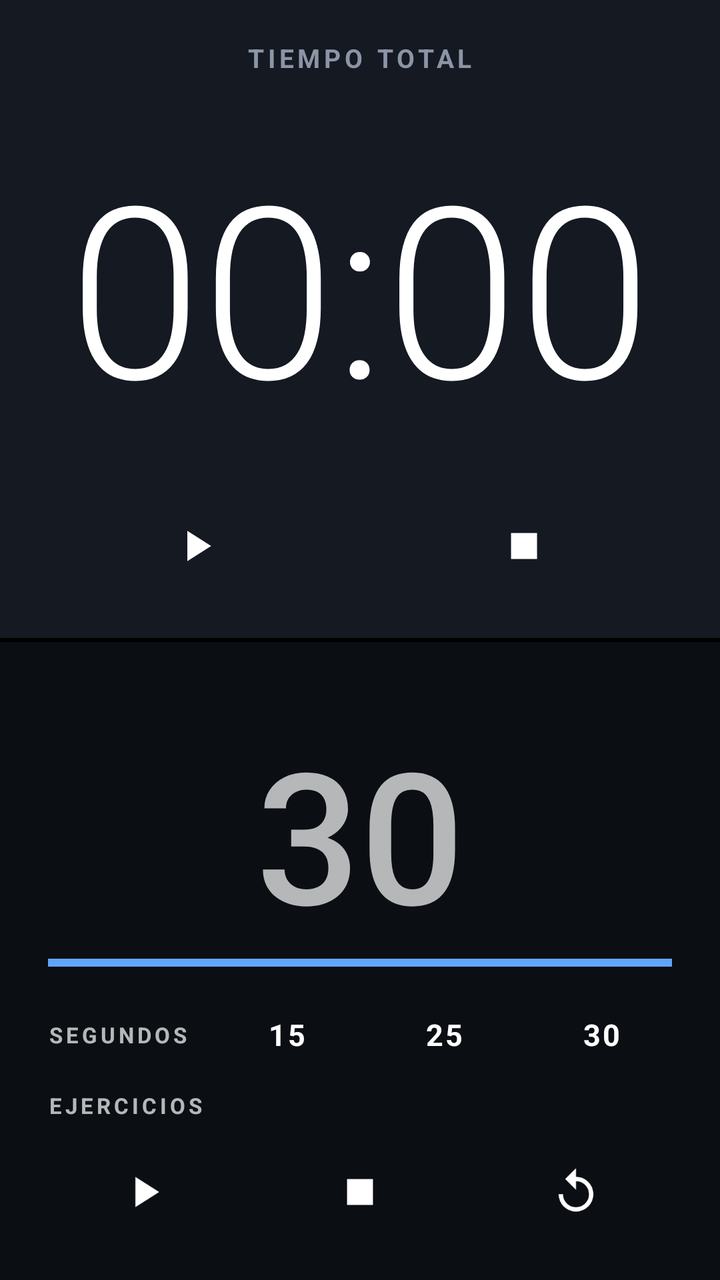
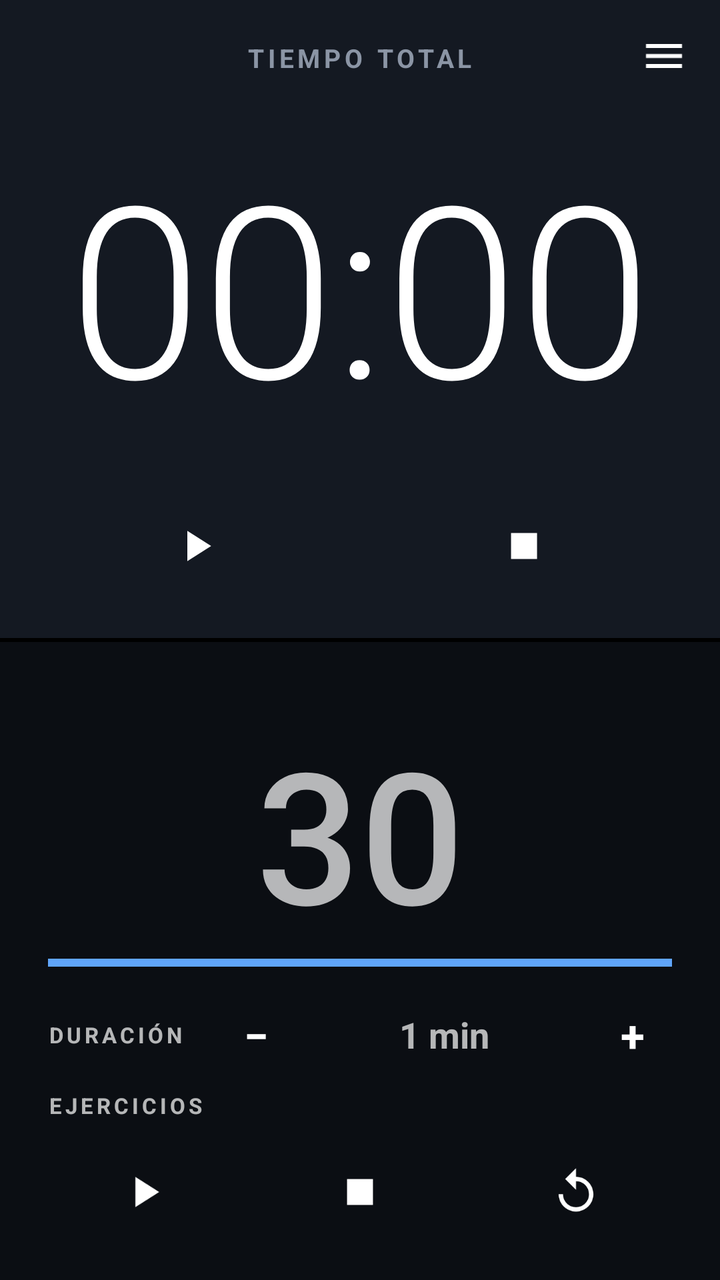

The first picture is an Android layout as it rendered before a commit; the second is the same layout after the commit. The layout source and the unified diff follow.
<!-- AndroidManifest.xml: application theme AppTheme -->
<!-- res/layout/activity_main.xml -->
<?xml version="1.0" encoding="utf-8"?>
<LinearLayout xmlns:android="http://schemas.android.com/apk/res/android"
    android:layout_width="match_parent"
    android:layout_height="match_parent"
    android:orientation="vertical">

    
    <FrameLayout
        android:layout_width="match_parent"
        android:layout_height="0dp"
        android:layout_weight="1"
        android:background="@color/top_bg">

        
        <LinearLayout
            android:id="@+id/topRunning"
            android:layout_width="match_parent"
            android:layout_height="match_parent"
            android:gravity="center_horizontal"
            android:orientation="vertical"
            android:paddingStart="24dp"
            android:paddingTop="20dp"
            android:paddingEnd="24dp"
            android:paddingBottom="20dp">

            <TextView
                style="@style/SmallCaption"
                android:text="TIEMPO TOTAL"
                android:textColor="@color/muted"
                android:textSize="13sp" />

            <TextView
                android:id="@+id/totalTime"
                android:layout_width="match_parent"
                android:layout_height="0dp"
                android:layout_weight="1"
                android:autoSizeMaxTextSize="120sp"
                android:autoSizeMinTextSize="36sp"
                android:autoSizeTextType="uniform"
                android:fontFamily="sans-serif-light"
                android:fontFeatureSettings="tnum"
                android:gravity="center"
                android:maxLines="1"
                android:text="00:00"
                android:textColor="#FFFFFF" />

            <LinearLayout
                android:layout_width="match_parent"
                android:layout_height="wrap_content"
                android:orientation="horizontal">

                <ImageView
                    android:id="@+id/totalPlay"
                    style="@style/IconButton"
                    android:layout_width="0dp"
                    android:layout_weight="1"
                    android:layout_marginEnd="8dp"
                    android:contentDescription="Iniciar o pausar"
                    android:src="@drawable/ic_play" />

                <ImageView
                    android:id="@+id/totalStop"
                    style="@style/IconButton"
                    android:layout_width="0dp"
                    android:layout_weight="1"
                    android:layout_marginStart="8dp"
                    android:contentDescription="Finalizar"
                    android:src="@drawable/ic_stop" />
            </LinearLayout>
        </LinearLayout>

        
        <LinearLayout
            android:id="@+id/topSummary"
            android:layout_width="match_parent"
            android:layout_height="match_parent"
            android:gravity="center"
            android:orientation="vertical"
            android:paddingStart="20dp"
            android:paddingEnd="20dp"
            android:visibility="gone">

            <TextView
                style="@style/SmallCaption"
                android:text="RUTINA FINALIZADA"
                android:textColor="@color/muted"
                android:textSize="13sp" />

            <LinearLayout
                android:layout_width="match_parent"
                android:layout_height="wrap_content"
                android:layout_marginTop="12dp"
                android:orientation="horizontal">

                <LinearLayout
                    android:layout_width="0dp"
                    android:layout_height="wrap_content"
                    android:layout_weight="1"
                    android:layout_marginEnd="6dp"
                    android:background="@drawable/card_bg"
                    android:gravity="center"
                    android:orientation="vertical"
                    android:padding="12dp">

                    <TextView
                        style="@style/SmallCaption"
                        android:text="TOTAL"
                        android:textColor="#60A5FA" />

                    <TextView
                        android:id="@+id/summaryTotal"
                        android:layout_width="match_parent"
                        android:layout_height="48dp"
                        android:autoSizeMaxTextSize="40sp"
                        android:autoSizeMinTextSize="18sp"
                        android:autoSizeTextType="uniform"
                        android:fontFamily="sans-serif-light"
                        android:fontFeatureSettings="tnum"
                        android:gravity="center"
                        android:maxLines="1"
                        android:text="00:00"
                        android:textColor="#FFFFFF" />
                </LinearLayout>

                <LinearLayout
                    android:layout_width="0dp"
                    android:layout_height="wrap_content"
                    android:layout_weight="1"
                    android:layout_marginStart="6dp"
                    android:background="@drawable/card_bg"
                    android:gravity="center"
                    android:orientation="vertical"
                    android:padding="12dp">

                    <TextView
                        style="@style/SmallCaption"
                        android:text="INTERVALO"
                        android:textColor="#2DD4BF" />

                    <TextView
                        android:id="@+id/summaryInterval"
                        android:layout_width="match_parent"
                        android:layout_height="48dp"
                        android:autoSizeMaxTextSize="40sp"
                        android:autoSizeMinTextSize="18sp"
                        android:autoSizeTextType="uniform"
                        android:fontFamily="sans-serif-light"
                        android:fontFeatureSettings="tnum"
                        android:gravity="center"
                        android:maxLines="1"
                        android:text="30"
                        android:textColor="#FFFFFF" />
                </LinearLayout>
            </LinearLayout>

            <LinearLayout
                android:layout_width="match_parent"
                android:layout_height="wrap_content"
                android:layout_marginTop="16dp"
                android:orientation="horizontal">

                <TextView
                    android:layout_width="0dp"
                    android:layout_height="wrap_content"
                    android:layout_weight="1"
                    android:text="Tiempo total"
                    android:textColor="@color/muted"
                    android:textSize="16sp" />

                <TextView
                    android:id="@+id/detailTotal"
                    android:layout_width="wrap_content"
                    android:layout_height="wrap_content"
                    android:fontFeatureSettings="tnum"
                    android:textColor="#FFFFFF"
                    android:textSize="16sp"
                    android:textStyle="bold" />
            </LinearLayout>

            <LinearLayout
                android:layout_width="match_parent"
                android:layout_height="wrap_content"
                android:layout_marginTop="8dp"
                android:orientation="horizontal">

                <TextView
                    android:layout_width="0dp"
                    android:layout_height="wrap_content"
                    android:layout_weight="1"
                    android:text="Rondas"
                    android:textColor="@color/muted"
                    android:textSize="16sp" />

                <TextView
                    android:id="@+id/detailRounds"
                    android:layout_width="wrap_content"
                    android:layout_height="wrap_content"
                    android:fontFeatureSettings="tnum"
                    android:textColor="#FFFFFF"
                    android:textSize="16sp"
                    android:textStyle="bold" />
            </LinearLayout>

            <TextView
                android:id="@+id/detailConfig"
                android:layout_width="match_parent"
                android:layout_height="wrap_content"
                android:layout_marginTop="8dp"
                android:textColor="@color/muted"
                android:textSize="13sp" />
        </LinearLayout>
    </FrameLayout>

    <View
        android:layout_width="match_parent"
        android:layout_height="2dp"
        android:background="#000000" />

    
    <LinearLayout
        android:id="@+id/bottomHalf"
        android:layout_width="match_parent"
        android:layout_height="0dp"
        android:layout_weight="1"
        android:gravity="center_horizontal"
        android:orientation="vertical"
        android:paddingStart="24dp"
        android:paddingTop="14dp"
        android:paddingEnd="24dp"
        android:paddingBottom="18dp">

        <LinearLayout
            android:layout_width="match_parent"
            android:layout_height="wrap_content"
            android:orientation="horizontal">

            <TextView
                android:id="@+id/exerciseLabel"
                android:layout_width="0dp"
                android:layout_height="wrap_content"
                android:layout_weight="1"
                android:letterSpacing="0.15"
                android:textSize="15sp"
                android:textStyle="bold" />

            <TextView
                android:id="@+id/roundLabel"
                android:layout_width="wrap_content"
                android:layout_height="wrap_content"
                android:letterSpacing="0.15"
                android:textSize="15sp"
                android:textStyle="bold" />
        </LinearLayout>

        <TextView
            android:id="@+id/intervalTime"
            android:layout_width="match_parent"
            android:layout_height="0dp"
            android:layout_weight="1"
            android:autoSizeMaxTextSize="180sp"
            android:autoSizeMinTextSize="28sp"
            android:autoSizeTextType="uniform"
            android:fontFamily="sans-serif-medium"
            android:fontFeatureSettings="tnum"
            android:gravity="center"
            android:maxLines="1"
            android:text="30" />

        <ProgressBar
            android:id="@+id/intervalProgress"
            style="@android:style/Widget.Material.ProgressBar.Horizontal"
            android:layout_width="match_parent"
            android:layout_height="8dp"
            android:layout_marginBottom="12dp"
            android:max="1000"
            android:progress="1000" />

        
        <LinearLayout
            android:id="@+id/configBox"
            android:layout_width="match_parent"
            android:layout_height="wrap_content"
            android:orientation="vertical">

            <LinearLayout
                android:layout_width="match_parent"
                android:layout_height="wrap_content"
                android:gravity="center_vertical"
                android:orientation="horizontal">

                <TextView
                    android:id="@+id/captionSeconds"
                    style="@style/SmallCaption"
                    android:layout_width="84dp"
                    android:text="SEGUNDOS" />

                <TextView
                    android:id="@+id/sel15"
                    style="@style/PillButton"
                    android:layout_width="0dp"
                    android:layout_weight="1"
                    android:layout_marginEnd="4dp"
                    android:text="15" />

                <TextView
                    android:id="@+id/sel25"
                    style="@style/PillButton"
                    android:layout_width="0dp"
                    android:layout_weight="1"
                    android:layout_marginStart="4dp"
                    android:layout_marginEnd="4dp"
                    android:text="25" />

                <TextView
                    android:id="@+id/sel30"
                    style="@style/PillButton"
                    android:layout_width="0dp"
                    android:layout_weight="1"
                    android:layout_marginStart="4dp"
                    android:text="30" />
            </LinearLayout>

            <LinearLayout
                android:id="@+id/exerciseRow"
                android:layout_width="match_parent"
                android:layout_height="wrap_content"
                android:layout_marginTop="8dp"
                android:layout_marginBottom="10dp"
                android:gravity="center_vertical"
                android:orientation="horizontal">

                <TextView
                    android:id="@+id/captionExercises"
                    style="@style/SmallCaption"
                    android:layout_width="84dp"
                    android:text="EJERCICIOS" />
                
            </LinearLayout>
        </LinearLayout>

        <LinearLayout
            android:layout_width="match_parent"
            android:layout_height="wrap_content"
            android:orientation="horizontal">

            <ImageView
                android:id="@+id/intervalPlay"
                style="@style/IconButton"
                android:layout_width="0dp"
                android:layout_weight="1"
                android:layout_marginEnd="6dp"
                android:contentDescription="Iniciar o pausar"
                android:src="@drawable/ic_play" />

            <ImageView
                android:id="@+id/intervalStop"
                style="@style/IconButton"
                android:layout_width="0dp"
                android:layout_weight="1"
                android:layout_marginStart="6dp"
                android:layout_marginEnd="6dp"
                android:contentDescription="Finalizar"
                android:src="@drawable/ic_stop" />

            <ImageView
                android:id="@+id/intervalReset"
                style="@style/IconButton"
                android:layout_width="0dp"
                android:layout_weight="1"
                android:layout_marginStart="6dp"
                android:contentDescription="Reiniciar bloque"
                android:src="@drawable/ic_replay" />
        </LinearLayout>
    </LinearLayout>
</LinearLayout>
<!-- resources referenced by this layout -->
<resources>
  <color name="muted">#8B95A5</color>
  <color name="top_bg">#141922</color>
  <!-- drawable card_bg (drawable) -->
  <?xml version="1.0" encoding="utf-8"?>
  <shape xmlns:android="http://schemas.android.com/apk/res/android" android:shape="rectangle">
      <solid android:color="#1F2631" />
      <corners android:radius="16dp" />
  </shape>
  <!-- drawable ic_play (drawable) -->
  <?xml version="1.0" encoding="utf-8"?>
  <vector xmlns:android="http://schemas.android.com/apk/res/android"
      android:width="24dp" android:height="24dp"
      android:viewportWidth="24" android:viewportHeight="24">
      <path android:fillColor="#FFFFFF" android:pathData="M8,5v14l11,-7z" />
  </vector>
  <!-- drawable ic_replay (drawable) -->
  <?xml version="1.0" encoding="utf-8"?>
  <vector xmlns:android="http://schemas.android.com/apk/res/android"
      android:width="24dp" android:height="24dp"
      android:viewportWidth="24" android:viewportHeight="24">
      <path android:fillColor="#FFFFFF" android:pathData="M12,5V1L7,6l5,5V7c3.31,0 6,2.69 6,6s-2.69,6 -6,6 -6,-2.69 -6,-6H4c0,4.42 3.58,8 8,8s8,-3.58 8,-8 -3.58,-8 -8,-8z" />
  </vector>
  <!-- drawable ic_stop (drawable) -->
  <?xml version="1.0" encoding="utf-8"?>
  <vector xmlns:android="http://schemas.android.com/apk/res/android"
      android:width="24dp" android:height="24dp"
      android:viewportWidth="24" android:viewportHeight="24">
      <path android:fillColor="#FFFFFF" android:pathData="M6,6h12v12H6z" />
  </vector>
  <style name="IconButton">
          <item name="android:layout_height">52dp</item>
          <item name="android:padding">13dp</item>
          <item name="android:scaleType">fitCenter</item>
          <item name="android:clickable">true</item>
          <item name="android:focusable">true</item>
      </style>
  <style name="PillButton">
          <item name="android:layout_height">40dp</item>
          <item name="android:gravity">center</item>
          <item name="android:clickable">true</item>
          <item name="android:focusable">true</item>
          <item name="android:textSize">15sp</item>
          <item name="android:textStyle">bold</item>
          <item name="android:letterSpacing">0.08</item>
          <item name="android:textColor">#FFFFFF</item>
      </style>
  <style name="SmallCaption">
          <item name="android:layout_width">wrap_content</item>
          <item name="android:layout_height">wrap_content</item>
          <item name="android:letterSpacing">0.15</item>
          <item name="android:textSize">11sp</item>
          <item name="android:textStyle">bold</item>
      </style>
  <style name="AppTheme" parent="android:Theme.Material.NoActionBar">
          <item name="android:windowBackground">@color/bg</item>
          <item name="android:statusBarColor">@color/top_bg</item>
          <item name="android:navigationBarColor">@color/bg</item>
          <item name="android:colorAccent">#60A5FA</item>
      </style>
  <color name="bg">#0B0E13</color>
</resources>

<!-- the commit's change to res/layout/activity_main.xml (unified diff, before → after) -->
@@ -1,11 +1,17 @@
 <?xml version="1.0" encoding="utf-8"?>
-<LinearLayout xmlns:android="http://schemas.android.com/apk/res/android"
+<FrameLayout xmlns:android="http://schemas.android.com/apk/res/android"
+    android:id="@+id/root"
+    android:layout_width="match_parent"
+    android:layout_height="match_parent">
+
+<LinearLayout
     android:layout_width="match_parent"
     android:layout_height="match_parent"
     android:orientation="vertical">
 
     
     <FrameLayout
+        android:id="@+id/topHalf"
         android:layout_width="match_parent"
         android:layout_height="0dp"
         android:layout_weight="1"
@@ -209,6 +215,19 @@
                 android:textColor="@color/muted"
                 android:textSize="13sp" />
         </LinearLayout>
+
+        <ImageView
+            android:id="@+id/menuButton"
+            android:layout_width="48dp"
+            android:layout_height="48dp"
+            android:layout_gravity="top|end"
+            android:layout_marginTop="4dp"
+            android:layout_marginEnd="4dp"
+            android:background="?android:attr/selectableItemBackgroundBorderless"
+            android:contentDescription="Historial"
+            android:padding="12dp"
+            android:src="@drawable/ic_menu"
+            android:tint="#FFFFFF" />
     </FrameLayout>
 
     <View
@@ -289,35 +308,37 @@
                 android:orientation="horizontal">
 
                 <TextView
-                    android:id="@+id/captionSeconds"
+                    android:id="@+id/captionDuration"
                     style="@style/SmallCaption"
                     android:layout_width="84dp"
-                    android:text="SEGUNDOS" />
-
-                <TextView
-                    android:id="@+id/sel15"
+                    android:text="DURACIÓN" />
+
+                <TextView
+                    android:id="@+id/minMinus"
                     style="@style/PillButton"
-                    android:layout_width="0dp"
-                    android:layout_weight="1"
-                    android:layout_marginEnd="4dp"
-                    android:text="15" />
-
-                <TextView
-                    android:id="@+id/sel25"
+                    android:layout_width="40dp"
+                    android:contentDescription="Un minuto menos"
+                    android:text="−"
+                    android:textSize="22sp" />
+
+                <TextView
+                    android:id="@+id/minValue"
+                    android:layout_width="0dp"
+                    android:layout_height="40dp"
+                    android:layout_weight="1"
+                    android:fontFeatureSettings="tnum"
+                    android:gravity="center"
+                    android:text="1 min"
+                    android:textSize="18sp"
+                    android:textStyle="bold" />
+
+                <TextView
+                    android:id="@+id/minPlus"
                     style="@style/PillButton"
-                    android:layout_width="0dp"
-                    android:layout_weight="1"
-                    android:layout_marginStart="4dp"
-                    android:layout_marginEnd="4dp"
-                    android:text="25" />
-
-                <TextView
-                    android:id="@+id/sel30"
-                    style="@style/PillButton"
-                    android:layout_width="0dp"
-                    android:layout_weight="1"
-                    android:layout_marginStart="4dp"
-                    android:text="30" />
+                    android:layout_width="40dp"
+                    android:contentDescription="Un minuto más"
+                    android:text="+"
+                    android:textSize="22sp" />
             </LinearLayout>
 
             <LinearLayout
@@ -373,3 +394,69 @@
         </LinearLayout>
     </LinearLayout>
 </LinearLayout>
+
+    
+    <View
+        android:id="@+id/scrim"
+        android:layout_width="match_parent"
+        android:layout_height="match_parent"
+        android:alpha="0"
+        android:background="#B3000000"
+        android:clickable="true"
+        android:visibility="gone" />
+
+    <LinearLayout
+        android:id="@+id/drawer"
+        android:layout_width="310dp"
+        android:layout_height="match_parent"
+        android:layout_gravity="end"
+        android:background="@color/top_bg"
+        android:clickable="true"
+        android:elevation="16dp"
+        android:orientation="vertical"
+        android:visibility="gone">
+
+        <LinearLayout
+            android:layout_width="match_parent"
+            android:layout_height="56dp"
+            android:gravity="center_vertical"
+            android:orientation="horizontal"
+            android:paddingStart="20dp"
+            android:paddingEnd="4dp">
+
+            <TextView
+                android:layout_width="0dp"
+                android:layout_height="wrap_content"
+                android:layout_weight="1"
+                android:text="Historial"
+                android:textColor="#FFFFFF"
+                android:textSize="20sp"
+                android:textStyle="bold" />
+
+            <ImageView
+                android:id="@+id/drawerClose"
+                android:layout_width="48dp"
+                android:layout_height="48dp"
+                android:background="?android:attr/selectableItemBackgroundBorderless"
+                android:contentDescription="Cerrar"
+                android:padding="12dp"
+                android:src="@drawable/ic_close"
+                android:tint="#FFFFFF" />
+        </LinearLayout>
+
+        <ScrollView
+            android:layout_width="match_parent"
+            android:layout_height="0dp"
+            android:layout_weight="1">
+
+            <LinearLayout
+                android:id="@+id/historyList"
+                android:layout_width="match_parent"
+                android:layout_height="wrap_content"
+                android:orientation="vertical"
+                android:paddingStart="16dp"
+                android:paddingEnd="16dp"
+                android:paddingBottom="16dp" />
+        </ScrollView>
+    </LinearLayout>
+</FrameLayout>
<!-- resource entries referenced after the edit -->
@@ -8,6 +8,20 @@
       <solid android:color="#1F2631" />
       <corners android:radius="16dp" />
   </shape>
+  <!-- drawable ic_close (drawable) -->
+  <?xml version="1.0" encoding="utf-8"?>
+  <vector xmlns:android="http://schemas.android.com/apk/res/android"
+      android:width="24dp" android:height="24dp"
+      android:viewportWidth="24" android:viewportHeight="24">
+      <path android:fillColor="#FFFFFF" android:pathData="M19,6.41L17.59,5 12,10.59 6.41,5 5,6.41 10.59,12 5,17.59 6.41,19 12,13.41 17.59,19 19,17.59 13.41,12z" />
+  </vector>
+  <!-- drawable ic_menu (drawable) -->
+  <?xml version="1.0" encoding="utf-8"?>
+  <vector xmlns:android="http://schemas.android.com/apk/res/android"
+      android:width="24dp" android:height="24dp"
+      android:viewportWidth="24" android:viewportHeight="24">
+      <path android:fillColor="#FFFFFF" android:pathData="M3,18h18v-2H3v2zM3,13h18v-2H3v2zM3,6v2h18V6H3z" />
+  </vector>
   <!-- drawable ic_play (drawable) -->
   <?xml version="1.0" encoding="utf-8"?>
   <vector xmlns:android="http://schemas.android.com/apk/res/android"
@@ -55,8 +69,8 @@
       </style>
   <style name="AppTheme" parent="android:Theme.Material.NoActionBar">
           <item name="android:windowBackground">@color/bg</item>
-          <item name="android:statusBarColor">@color/top_bg</item>
-          <item name="android:navigationBarColor">@color/bg</item>
+          <item name="android:statusBarColor">@android:color/transparent</item>
+          <item name="android:navigationBarColor">@android:color/transparent</item>
           <item name="android:colorAccent">#60A5FA</item>
       </style>
   <color name="bg">#0B0E13</color>
